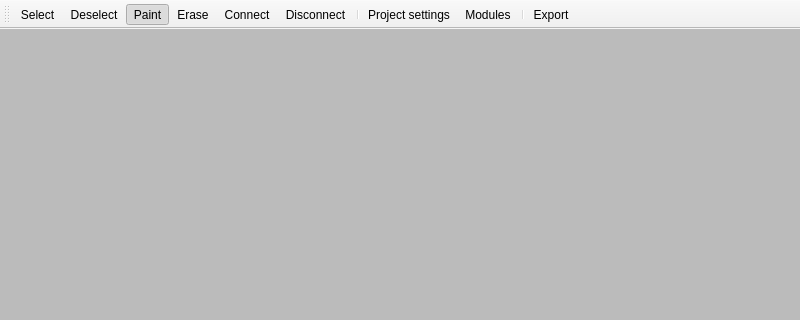
Old version of the form src/mainwindow.ui in the repository Nico-Duduf/Dumodraw; both pictures show x 0 to 800 and y 0 to 320 of the 800 by 600 pixel window.
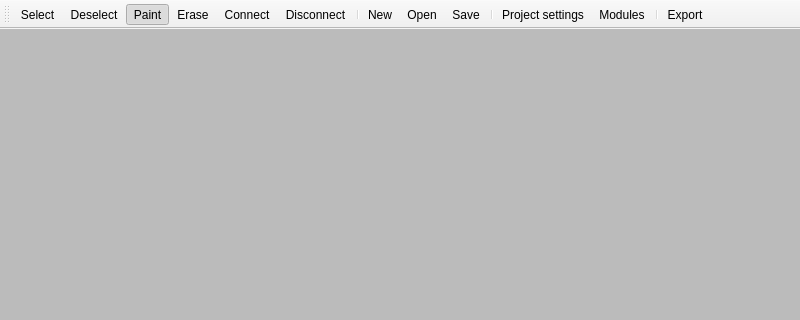
New version of the form.

The edit to the form file:
```diff
--- a/src/mainwindow.ui
+++ b/src/mainwindow.ui
@@ -35,6 +35,10 @@
    <addaction name="actionConnect"/>
    <addaction name="actionDisconnect"/>
    <addaction name="separator"/>
+   <addaction name="actionNew"/>
+   <addaction name="actionOpen"/>
+   <addaction name="actionSave"/>
+   <addaction name="separator"/>
    <addaction name="actionProject_settings"/>
    <addaction name="actionModules"/>
    <addaction name="separator"/>
@@ -154,6 +158,39 @@
     <string>Select the modules you want to use</string>
    </property>
   </action>
+  <action name="actionSave">
+   <property name="text">
+    <string>Save</string>
+   </property>
+   <property name="toolTip">
+    <string>Save project</string>
+   </property>
+   <property name="shortcut">
+    <string>Ctrl+S</string>
+   </property>
+  </action>
+  <action name="actionOpen">
+   <property name="text">
+    <string>Open</string>
+   </property>
+   <property name="toolTip">
+    <string>Open project</string>
+   </property>
+   <property name="shortcut">
+    <string>Ctrl+O</string>
+   </property>
+  </action>
+  <action name="actionNew">
+   <property name="text">
+    <string>New</string>
+   </property>
+   <property name="toolTip">
+    <string>New project</string>
+   </property>
+   <property name="shortcut">
+    <string>Ctrl+N</string>
+   </property>
+  </action>
  </widget>
  <resources/>
  <connections/>
```
Left out of the diff: 2 changed lines with no effect on the pictures.
